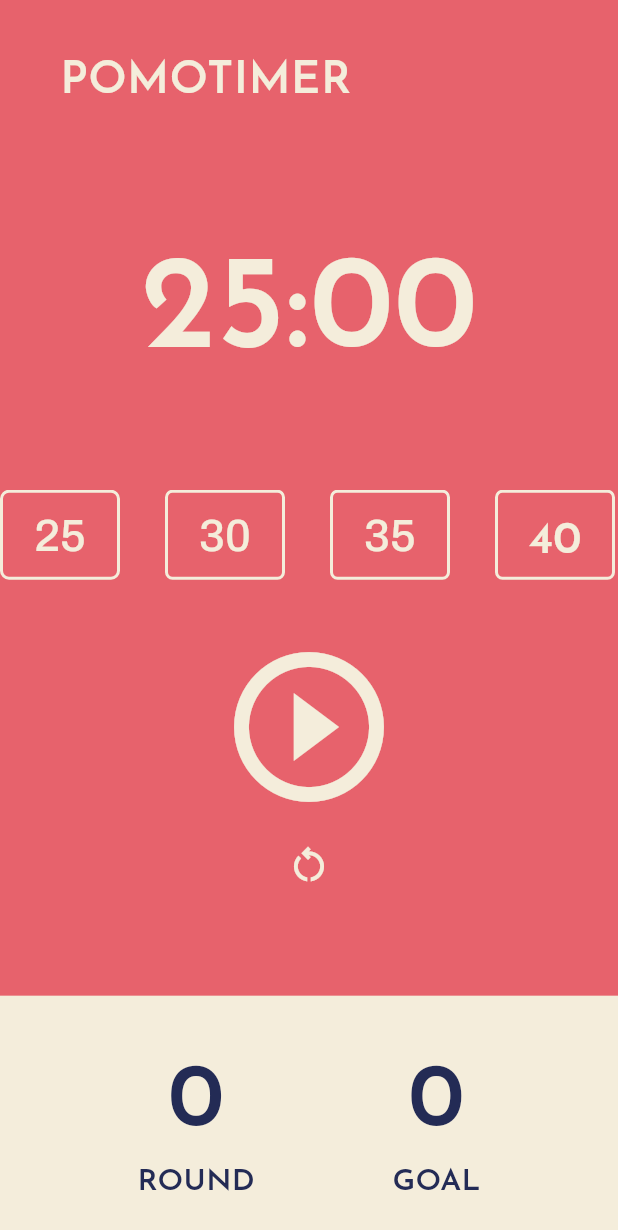
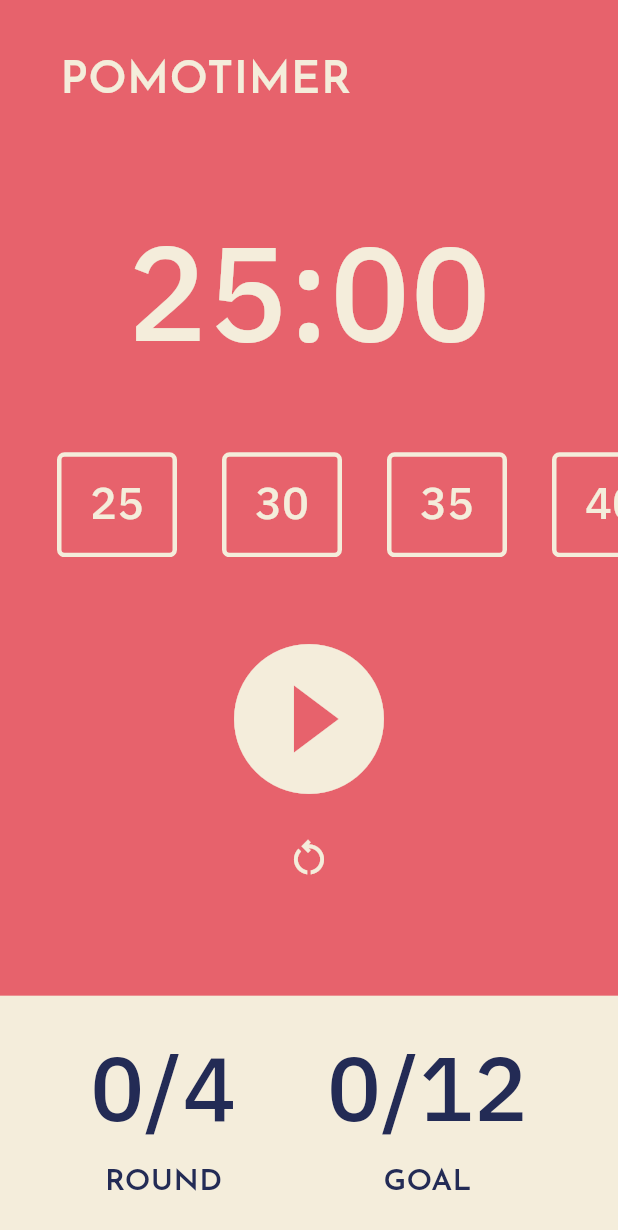
Before and after one commit to cho4u4o/flutter_basics, a Flutter app: the screen it shows after launch, on a phone screen of 412 x 824 dp. Shown: the top 1230 px of the screen. Run offline on Flutter 3.47's test engine with Material 3 defaults, Android fonts, the phone set to English and light mode, and no system bars; our stand-ins replace webview_flutter.

Commit message:
240321 pmdr app fin.

```diff
--- a/pomodoro_app/lib/screens/home_screen.dart
+++ b/pomodoro_app/lib/screens/home_screen.dart
@@ -1,4 +1,5 @@
 import 'package:flutter/material.dart';
+import 'package:pomodoro_app/time_button.dart';
 import 'dart:async';
 
 class HomeScreen extends StatefulWidget {
@@ -9,18 +10,23 @@ class HomeScreen extends StatefulWidget {
 }
 
 class _HomeScreenState extends State<HomeScreen> {
-  static const twentyFiveMin = 1500;
   bool isRunning = false;
-  int totalSeconds = twentyFiveMin;
+  int totalSeconds = 1500;
   int totalPomodoros = 0;
+  int totalGoals = 0;
   late Timer timer; // initiate later
 
   void onClick(Timer timer) {
     if (totalSeconds == 0) {
       setState(() {
+        if (totalPomodoros <= 4) {
           totalPomodoros = totalPomodoros + 1;
+        } else {
+          totalGoals = totalGoals + 1;
+          totalPomodoros = 0;
+        }
         isRunning = false;
-        totalSeconds = twentyFiveMin;
+        totalSeconds = 1500;
       });
       timer.cancel();
     } else {
@@ -49,7 +55,15 @@ class _HomeScreenState extends State<HomeScreen> {
     timer.cancel();
     setState(() {
       isRunning = false;
-      totalSeconds = twentyFiveMin;
+      totalSeconds = 1500;
+    });
+  }
+
+  void onButton(int time) {
+    setState(() {
+      isRunning = false;
+      timer.cancel();
+      totalSeconds = time * 60;
     });
   }
 
@@ -90,7 +104,7 @@ class _HomeScreenState extends State<HomeScreen> {
                 style: TextStyle(
                   color: Theme.of(context).cardColor,
                   fontSize: 89,
-                  fontFamily: "Reem",
+                  fontFamily: "IBM",
                   fontWeight: FontWeight.w600,
                 ),
               ),
@@ -101,151 +115,55 @@ class _HomeScreenState extends State<HomeScreen> {
             child: Column(
               mainAxisAlignment: MainAxisAlignment.center,
               children: [
+                const SizedBox(height: 10),
                 SingleChildScrollView(
                   scrollDirection: Axis.horizontal,
+                  child: Padding(
+                    padding: const EdgeInsets.symmetric(
+                      horizontal: 8.0,
+                    ),
                     child: Row(
                       mainAxisAlignment: MainAxisAlignment.spaceAround,
                       children: [
-                      Container(
-                        height: 60,
-                        width: 80,
-                        decoration: BoxDecoration(
-                            borderRadius: BorderRadius.circular(6),
-                            border: Border.all(
-                              width: 2,
-                              color: Theme.of(context).cardColor,
-                            )),
-                        child: TextButton(
-                          onPressed: () {},
-                          child: Text(
-                            "25",
-                            style: TextStyle(
-                              color: Theme.of(context).cardColor,
-                              fontFamily: "Archivo",
-                              fontSize: 30,
+                        TimeButton(
+                          time: 25,
+                          onPressed: onButton,
+                        ),
+                        TimeButton(
+                          time: 30,
+                          onPressed: onButton,
+                        ),
+                        TimeButton(
+                          time: 35,
+                          onPressed: onButton,
+                        ),
+                        TimeButton(
+                          time: 40,
+                          onPressed: onButton,
+                        ),
+                        TimeButton(
+                          time: 45,
+                          onPressed: onButton,
+                        ),
+                        TimeButton(
+                          time: 50,
+                          onPressed: onButton,
+                        ),
+                        TimeButton(
+                          time: 55,
+                          onPressed: onButton,
+                        ),
+                        const SizedBox(width: 30),
+                      ],
                     ),
                   ),
                 ),
-                      ),
-                      const SizedBox(width: 30),
-                      Container(
-                        height: 60,
-                        width: 80,
-                        decoration: BoxDecoration(
-                            borderRadius: BorderRadius.circular(5),
-                            border: Border.all(
-                              width: 2,
-                              color: Theme.of(context).cardColor,
-                            )),
-                        child: TextButton(
-                          onPressed: () {},
-                          child: Text(
-                            "30",
-                            style: TextStyle(
-                              color: Theme.of(context).cardColor,
-                              fontFamily: "Archivo",
-                              fontSize: 30,
-                            ),
-                          ),
-                        ),
-                      ),
-                      const SizedBox(width: 30),
-                      Container(
-                        height: 60,
-                        width: 80,
-                        decoration: BoxDecoration(
-                            borderRadius: BorderRadius.circular(5),
-                            border: Border.all(
-                              width: 2,
-                              color: Theme.of(context).cardColor,
-                            )),
-                        child: TextButton(
-                          onPressed: () {},
-                          child: Text(
-                            "35",
-                            style: TextStyle(
-                              color: Theme.of(context).cardColor,
-                              fontFamily: "Archivo",
-                              fontSize: 30,
-                            ),
-                          ),
-                        ),
-                      ),
-                      const SizedBox(width: 30),
-                      Container(
-                        height: 60,
-                        width: 80,
-                        decoration: BoxDecoration(
-                            borderRadius: BorderRadius.circular(5),
-                            border: Border.all(
-                              width: 2,
-                              color: Theme.of(context).cardColor,
-                            )),
-                        child: TextButton(
-                          onPressed: () {},
-                          child: Text(
-                            "40",
-                            style: TextStyle(
-                              color: Theme.of(context).cardColor,
-                              fontFamily: "Reem",
-                              fontSize: 30,
-                            ),
-                          ),
-                        ),
-                      ),
-                      const SizedBox(width: 30),
-                      Container(
-                        height: 60,
-                        width: 80,
-                        decoration: BoxDecoration(
-                            borderRadius: BorderRadius.circular(5),
-                            border: Border.all(
-                              width: 2,
-                              color: Theme.of(context).cardColor,
-                            )),
-                        child: TextButton(
-                          onPressed: () {},
-                          child: Text(
-                            "45",
-                            style: TextStyle(
-                              color: Theme.of(context).cardColor,
-                              fontFamily: "Reem",
-                              fontSize: 30,
-                            ),
-                          ),
-                        ),
-                      ),
-                      const SizedBox(width: 30),
-                      Container(
-                        height: 60,
-                        width: 80,
-                        decoration: BoxDecoration(
-                            borderRadius: BorderRadius.circular(5),
-                            border: Border.all(
-                              width: 2,
-                              color: Theme.of(context).cardColor,
-                            )),
-                        child: TextButton(
-                          onPressed: () {},
-                          child: Text(
-                            "50",
-                            style: TextStyle(
-                              color: Theme.of(context).cardColor,
-                              fontFamily: "Reem",
-                              fontSize: 30,
-                            ),
-                          ),
-                        ),
-                      ),
-                    ],
-                  ),
-                ),
-                const SizedBox(height: 30),
+                const SizedBox(height: 40),
                 IconButton(
                   onPressed: isRunning ? onPausePressed : onStartPressed,
                   icon: Icon(isRunning
-                      ? Icons.pause_circle_outline
-                      : Icons.play_circle_outline),
+                      ? Icons.pause_circle_filled
+                      : Icons.play_circle_filled),
                   iconSize: 120,
                   color: Theme.of(context).cardColor,
                 ),
@@ -255,6 +173,7 @@ class _HomeScreenState extends State<HomeScreen> {
                   iconSize: 30,
                   color: Theme.of(context).cardColor,
                 ),
+                const SizedBox(height: 40),
               ],
             ),
           ),
@@ -274,17 +193,33 @@ class _HomeScreenState extends State<HomeScreen> {
                         Column(
                           mainAxisAlignment: MainAxisAlignment.center,
                           children: [
+                            Row(
+                              children: [
                                 Text(
                                   "$totalPomodoros",
                                   style: TextStyle(
                                     fontSize: 60,
-                                fontFamily: "Reem",
+                                    fontFamily: "IBM",
                                     color: Theme.of(context)
                                         .textTheme
                                         .displayLarge!
                                         .color,
                                     fontWeight: FontWeight.w600,
                                   ),
+                                ),
+                                Text(
+                                  "/4",
+                                  style: TextStyle(
+                                    fontSize: 60,
+                                    fontFamily: "IBM",
+                                    color: Theme.of(context)
+                                        .textTheme
+                                        .displayLarge!
+                                        .color,
+                                    fontWeight: FontWeight.w600,
+                                  ),
+                                ),
+                              ],
                             ),
                             Text(
                               "ROUND",
@@ -303,17 +238,33 @@ class _HomeScreenState extends State<HomeScreen> {
                         Column(
                           mainAxisAlignment: MainAxisAlignment.center,
                           children: [
+                            Row(
+                              children: [
                                 Text(
-                              "$totalPomodoros",
+                                  "$totalGoals",
                                   style: TextStyle(
                                     fontSize: 60,
-                                fontFamily: "Reem",
+                                    fontFamily: "IBM",
                                     color: Theme.of(context)
                                         .textTheme
                                         .displayLarge!
                                         .color!,
                                     fontWeight: FontWeight.w600,
                                   ),
+                                ),
+                                Text(
+                                  "/12",
+                                  style: TextStyle(
+                                    fontSize: 60,
+                                    fontFamily: "IBM",
+                                    color: Theme.of(context)
+                                        .textTheme
+                                        .displayLarge!
+                                        .color,
+                                    fontWeight: FontWeight.w600,
+                                  ),
+                                ),
+                              ],
                             ),
                             Text(
                               "GOAL",
--- /dev/null
+++ b/pomodoro_app/lib/time_button.dart
@@ -0,0 +1,44 @@
+import 'package:flutter/material.dart';
+
+class TimeButton extends StatelessWidget {
+  final int time;
+  final void Function(int)? onPressed;
+
+  const TimeButton({
+    super.key,
+    required this.time,
+    required this.onPressed,
+  });
+
+  @override
+  Widget build(BuildContext context) {
+    return Row(
+      children: [
+        const SizedBox(width: 30),
+        Container(
+          height: 70,
+          width: 80,
+          decoration: BoxDecoration(
+              borderRadius: BorderRadius.circular(5),
+              border: Border.all(
+                width: 3,
+                color: Theme.of(context).cardColor,
+              )),
+          child: TextButton(
+            onPressed: () {
+              onPressed?.call(time);
+            },
+            child: Text(
+              "$time",
+              style: TextStyle(
+                color: Theme.of(context).cardColor,
+                fontFamily: "IBM",
+                fontSize: 30,
+              ),
+            ),
+          ),
+        ),
+      ],
+    );
+  }
+}
--- a/pomodoro_app/pubspec.yaml
+++ b/pomodoro_app/pubspec.yaml
@@ -80,5 +80,8 @@ flutter:
     - family: Reem
       fonts:
         - asset: assets/fonts/ReemKufiFun-Medium.ttf
+    - family: IBM
+      fonts:
+        - asset: assets/fonts/IBMPlexSansDevanagari-Medium.ttf
   # For details regarding fonts from package dependencies,
   # see https://flutter.dev/custom-fonts/#from-packages
```
Also changed, not shown: pomodoro_app/assets/fonts/IBMPlexSansDevanagari-Bold.ttf (added), pomodoro_app/assets/fonts/IBMPlexSansDevanagari-Medium.ttf (added), pomodoro_app/assets/fonts/IBMPlexSansDevanagari-Regular.ttf (added). Lines whose indentation alone changed are shown as unchanged.
